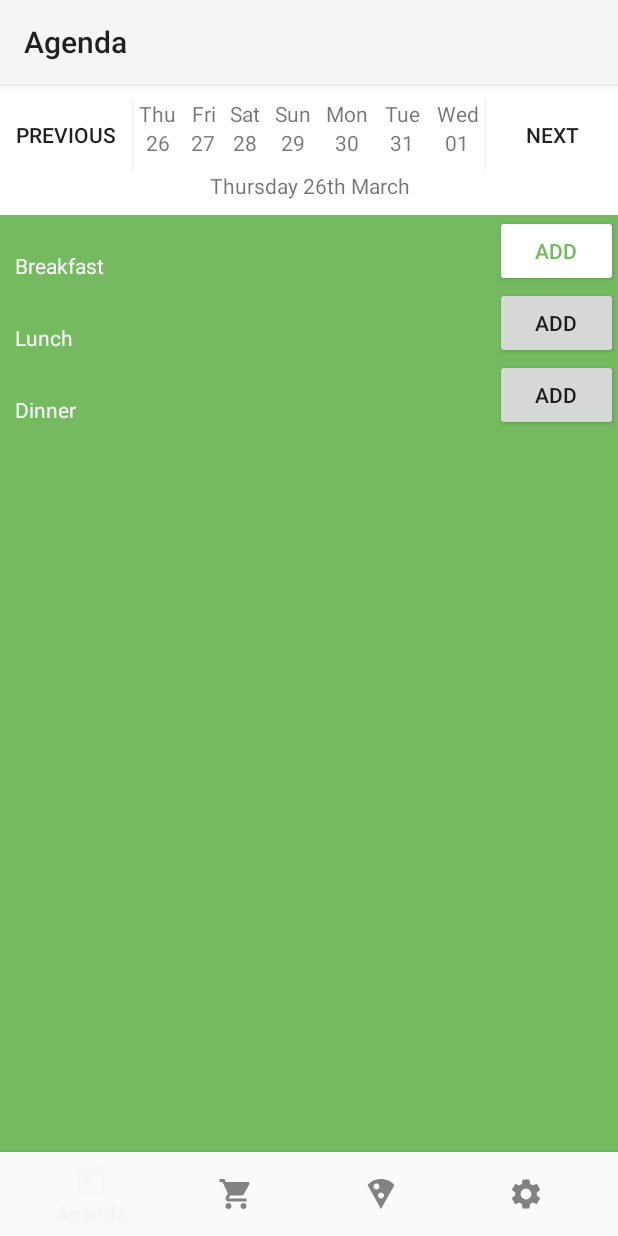
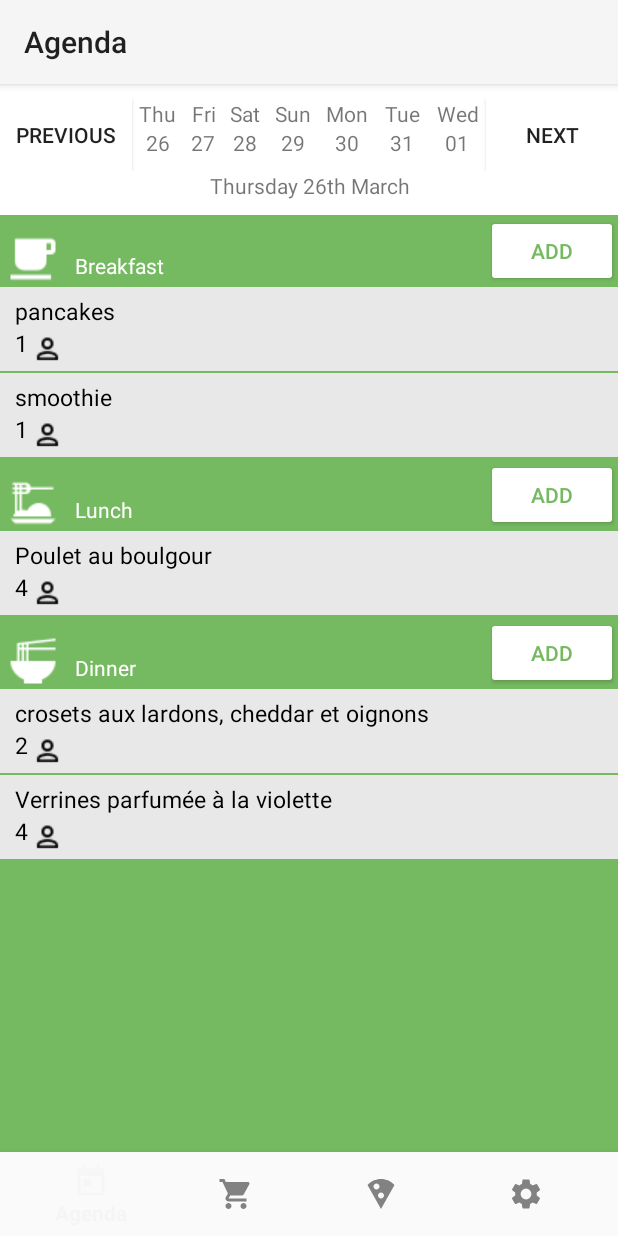
Before and after one commit to wil2106/planeat-android-app, an Android app: the AgendaFragment screen opened directly, with no data from a screen before it, on a phone screen of 412 x 824 dp. Run offline under Robolectric (Android 15) with nearby library versions, the phone set to English and light mode, and no system bars; our stand-ins replace Volley, navigation-ui.

Commit message:
finished visuals for agenda with example, request is yet to do

```diff
--- a/app/src/main/java/com/planeat/front_end/mainactivity_fragments/agenda/AgendaFragment.java
+++ b/app/src/main/java/com/planeat/front_end/mainactivity_fragments/agenda/AgendaFragment.java
@@ -1,11 +1,15 @@
 package com.planeat.front_end.mainactivity_fragments.agenda;
 
+import android.app.Activity;
+import android.content.Context;
 import android.os.Bundle;
 import android.text.format.DateFormat;
 import android.util.Log;
+import android.util.Pair;
 import android.view.LayoutInflater;
 import android.view.View;
 import android.view.ViewGroup;
+import android.widget.Button;
 import android.widget.TextView;
 
 import androidx.annotation.NonNull;
@@ -13,23 +17,38 @@ import androidx.annotation.Nullable;
 import androidx.fragment.app.Fragment;
 import androidx.lifecycle.Observer;
 import androidx.lifecycle.ViewModelProviders;
+import androidx.recyclerview.widget.LinearLayoutManager;
+import androidx.recyclerview.widget.RecyclerView;
 
 import com.planeat.front_end.R;
+import com.planeat.front_end.utils.AgendaRecyclerViewAdapter;
+import com.planeat.front_end.utils.NetworkSingleton;
 
 import java.text.DateFormatSymbols;
 import java.text.SimpleDateFormat;
+import java.util.ArrayList;
 import java.util.Calendar;
 import java.util.Date;
 
 public class AgendaFragment extends Fragment {
 
     private AgendaViewModel agendaViewModel;
+    Activity activity;
+
+    @Override
+    public void onAttach(Context context) {
+        super.onAttach(context);
+
+        if (context instanceof Activity){
+            activity =(Activity) context; // here, we get the instance of the current activity to use its functions
+        }
+    }
 
     public View onCreateView(@NonNull LayoutInflater inflater,
                              ViewGroup container, Bundle savedInstanceState) {
         agendaViewModel =
                 ViewModelProviders.of(this).get(AgendaViewModel.class);
-        View root = inflater.inflate(R.layout.fragment_agenda, container, false);
+        final View root = inflater.inflate(R.layout.fragment_agenda, container, false);
         /*
         final TextView textView = root.findViewById(R.id.text_agenda);
         agendaViewModel.getText().observe(getViewLifecycleOwner(), new Observer<String>() {
@@ -40,6 +59,48 @@ public class AgendaFragment extends Fragment {
         });
         */
         fillDates(root);
+        Button btnPrevious = root.findViewById(R.id.buttonAgendaPrevious);
+        Button btnNext = root.findViewById(R.id.buttonAgendaNext);
+        btnPrevious.setOnClickListener(new View.OnClickListener() {
+            @Override
+            public void onClick(View v) {
+                NetworkSingleton.getInstance(activity).offsetAgendaDatesRange(-7);
+                fillDates(root);
+            }
+        });
+        btnNext.setOnClickListener(new View.OnClickListener() {
+            @Override
+            public void onClick(View v) {
+                NetworkSingleton.getInstance(activity).offsetAgendaDatesRange(7);
+                fillDates(root);
+            }
+        });
+        ArrayList<Pair<String, Integer>> breakfastInfos = new ArrayList<>(); // we fill the arraylist that will be used by the recyclerview containing the info
+        ArrayList<Pair<String, Integer>> lunchInfos = new ArrayList<>();
+        ArrayList<Pair<String, Integer>> dinnerInfos = new ArrayList<>();
+        //HERE THE REQUEST AND PROPER FILLING
+        Pair<String, Integer> breakfastInfo = new Pair<>("pancakes", 1);
+        breakfastInfos.add(breakfastInfo);
+        Pair<String, Integer> breakfastInfo2 = new Pair<>("smoothie", 1);
+        breakfastInfos.add(breakfastInfo2);
+        Pair<String, Integer> lunchInfo = new Pair<>("Poulet au boulgour", 4);
+        lunchInfos.add(lunchInfo);
+        Pair<String, Integer> dinnerInfo = new Pair<>("crosets aux lardons, cheddar et oignons", 2);
+        dinnerInfos.add(dinnerInfo);
+        Pair<String, Integer> dinnerInfo2 = new Pair<>("Verrines parfumée à la violette", 4);
+        dinnerInfos.add(dinnerInfo2);
+        RecyclerView breakfastRecyclerView = (RecyclerView) root.findViewById(R.id.breakfastRecyclerView);
+        RecyclerView lunchRecyclerView = (RecyclerView) root.findViewById(R.id.lunchRecyclerView);
+        RecyclerView dinnerRecyclerView = (RecyclerView) root.findViewById(R.id.dinnerRecyclerView);
+        breakfastRecyclerView.setLayoutManager(new LinearLayoutManager(activity));
+        AgendaRecyclerViewAdapter adapter = new AgendaRecyclerViewAdapter(activity, breakfastInfos);
+        breakfastRecyclerView.setAdapter(adapter);
+        lunchRecyclerView.setLayoutManager(new LinearLayoutManager(activity));
+        adapter = new AgendaRecyclerViewAdapter(activity, lunchInfos);
+        lunchRecyclerView.setAdapter(adapter);
+        dinnerRecyclerView.setLayoutManager(new LinearLayoutManager(activity));
+        adapter = new AgendaRecyclerViewAdapter(activity, dinnerInfos);
+        dinnerRecyclerView.setAdapter(adapter);
         return root;
     }
 
@@ -60,6 +121,7 @@ public class AgendaFragment extends Fragment {
         TextView dayNumTV7 = root.findViewById(R.id.dayNumTextView7);
         SimpleDateFormat sdf = new SimpleDateFormat("E");
         Calendar calendar = Calendar.getInstance();
+        calendar.add(Calendar.DAY_OF_YEAR, NetworkSingleton.getInstance(activity).getAgendaDatesRange());
         Date d = calendar.getTime();
         dayTV1.setText(sdf.format(d));
         SimpleDateFormat sdfNum = new SimpleDateFormat("dd");
--- /dev/null
+++ b/app/src/main/java/com/planeat/front_end/utils/AgendaRecyclerViewAdapter.java
@@ -0,0 +1,61 @@
+package com.planeat.front_end.utils;
+
+import android.content.Context;
+import android.util.Pair;
+import android.view.LayoutInflater;
+import android.view.View;
+import android.view.ViewGroup;
+import android.widget.TextView;
+
+import androidx.recyclerview.widget.RecyclerView;
+
+import com.planeat.front_end.R;
+
+import java.util.List;
+
+public class AgendaRecyclerViewAdapter extends RecyclerView.Adapter<AgendaRecyclerViewAdapter.ViewHolder> {
+
+    private List<Pair<String, Integer>> mData;
+    private LayoutInflater mInflater;
+
+    // data is passed into the constructor
+    public AgendaRecyclerViewAdapter(Context context, List<Pair<String, Integer>> data) {
+        this.mInflater = LayoutInflater.from(context);
+        this.mData = data;
+    }
+
+    // inflates the row layout from xml when needed
+    @Override
+    public ViewHolder onCreateViewHolder(ViewGroup parent, int viewType) {
+        View view = mInflater.inflate(R.layout.agenda_recyclerview_row, parent, false);
+        return new ViewHolder(view);
+    }
+
+    // binds the data to the TextView in each row
+    @Override
+    public void onBindViewHolder(ViewHolder holder, int position) {
+        Pair<String, Integer> agendaInfo = mData.get(position);
+        holder.nameTV.setText(agendaInfo.first);
+        holder.numberTV.setText("" + agendaInfo.second);
+    }
+
+    // total number of rows
+    @Override
+    public int getItemCount() {
+        return mData.size();
+    }
+
+
+    // stores and recycles views as they are scrolled off screen
+    public class ViewHolder extends RecyclerView.ViewHolder {
+        TextView nameTV;
+        TextView numberTV;
+
+        ViewHolder(View itemView) {
+            super(itemView);
+            nameTV = itemView.findViewById(R.id.agendaRecipeNameTextView);
+            numberTV = itemView.findViewById(R.id.agendaRecipeNumberTextView);
+        }
+    }
+
+}
--- a/app/src/main/java/com/planeat/front_end/utils/NetworkSingleton.java
+++ b/app/src/main/java/com/planeat/front_end/utils/NetworkSingleton.java
@@ -10,6 +10,7 @@ public class NetworkSingleton {
     private static NetworkSingleton instance;
     private RequestQueue requestQueue;
     private static Context ctx;
+    private static int agendaDatesRange = 0;
 
     private NetworkSingleton(Context context) {
         ctx = context;
@@ -32,6 +33,14 @@ public class NetworkSingleton {
         return requestQueue;
     }
 
+    public void offsetAgendaDatesRange(int offset) {
+        agendaDatesRange += offset;
+    }
+
+    public int getAgendaDatesRange() {
+        return agendaDatesRange;
+    }
+
     public <T> void addToRequestQueue(Request<T> req) {
         getRequestQueue().add(req);
     }
--- /dev/null
+++ b/app/src/main/res/layout/agenda_recyclerview_row.xml
@@ -0,0 +1,44 @@
+<?xml version="1.0" encoding="utf-8"?>
+<RelativeLayout
+    xmlns:android="http://schemas.android.com/apk/res/android"
+    android:gravity="center"
+    android:layout_width="match_parent"
+    android:layout_height="wrap_content"
+    android:layout_marginBottom="1dp"
+    android:orientation="vertical"
+    android:paddingLeft="10dp"
+    android:paddingTop="5dp"
+    android:paddingBottom="5dp"
+    android:background="@color/very_light_grey" >
+
+    <TextView
+        android:id="@+id/agendaRecipeNameTextView"
+        android:layout_width="wrap_content"
+        android:layout_height="wrap_content"
+        android:textSize="15dp"
+        android:text="blablabla"
+        android:textColor="@color/black"/>
+
+    <RelativeLayout
+        android:layout_below="@id/agendaRecipeNameTextView"
+        android:layout_width="match_parent"
+        android:layout_height="wrap_content">
+        <TextView
+            android:id="@+id/agendaRecipeNumberTextView"
+            android:layout_width="wrap_content"
+            android:layout_height="wrap_content"
+            android:textSize="15dp"
+            android:text="10"
+            android:textColor="@color/black"/>
+
+        <ImageView
+            android:layout_toRightOf="@id/agendaRecipeNumberTextView"
+            android:paddingTop="6dp"
+            android:paddingLeft="4dp"
+            android:id="@+id/imageViewAgendaNBPpl"
+            android:layout_width="wrap_content"
+            android:layout_height="wrap_content"
+            android:src="@drawable/baseline_person_outline_black_18dp"/>
+    </RelativeLayout>
+
+</RelativeLayout>
--- a/app/src/main/res/layout/fragment_agenda.xml
+++ b/app/src/main/res/layout/fragment_agenda.xml
@@ -182,6 +182,12 @@
             android:layout_width="match_parent"
             android:layout_height="wrap_content"
             android:orientation="horizontal">
+            <ImageView
+                android:paddingTop="11dp"
+                android:paddingLeft="4dp"
+                android:layout_width="wrap_content"
+                android:layout_height="wrap_content"
+                android:src="@drawable/coffee"/>
             <TextView
                 android:layout_width="match_parent"
                 android:layout_height="wrap_content"
@@ -192,23 +198,28 @@
 
             <Button
                 android:id="@+id/button"
-                android:layout_width="match_parent"
+                android:layout_width="wrap_content"
                 android:layout_height="wrap_content"
-                android:layout_weight="4"
                 android:textColor="@color/planeat_green"
                 android:backgroundTint="@color/white"
                 android:text="Add" />
         </LinearLayout>
 
-        <ListView
-            android:id="@+id/list_breakfast"
+        <androidx.recyclerview.widget.RecyclerView
+            android:id="@+id/breakfastRecyclerView"
             android:layout_width="wrap_content"
-            android:layout_height="wrap_content"/>
+            android:layout_height="wrap_content" />
 
         <LinearLayout
             android:layout_width="match_parent"
             android:layout_height="wrap_content"
             android:orientation="horizontal">
+            <ImageView
+                android:paddingTop="11dp"
+                android:paddingLeft="4dp"
+                android:layout_width="wrap_content"
+                android:layout_height="wrap_content"
+                android:src="@drawable/pasta"/>
             <TextView
                 android:layout_width="match_parent"
                 android:layout_height="wrap_content"
@@ -218,21 +229,28 @@
                 android:layout_margin="10dp"/>
 
             <Button
-                android:layout_width="match_parent"
+                android:layout_width="wrap_content"
                 android:layout_height="wrap_content"
-                android:layout_weight="4"
+                android:textColor="@color/planeat_green"
+                android:backgroundTint="@color/white"
                 android:text="Add" />
         </LinearLayout>
 
-        <ListView
-            android:id="@+id/list_lunch"
+        <androidx.recyclerview.widget.RecyclerView
+            android:id="@+id/lunchRecyclerView"
             android:layout_width="wrap_content"
-            android:layout_height="wrap_content"/>
+            android:layout_height="wrap_content" />
 
         <LinearLayout
             android:layout_width="match_parent"
             android:layout_height="wrap_content"
             android:orientation="horizontal">
+            <ImageView
+                android:paddingTop="11dp"
+                android:paddingLeft="4dp"
+                android:layout_width="wrap_content"
+                android:layout_height="wrap_content"
+                android:src="@drawable/noodles"/>
             <TextView
                 android:layout_width="match_parent"
                 android:layout_height="wrap_content"
@@ -242,17 +260,17 @@
                 android:layout_margin="10dp"/>
 
             <Button
-                android:layout_width="match_parent"
+                android:layout_width="wrap_content"
                 android:layout_height="wrap_content"
-                android:layout_weight="4"
-                android:color="@color/white"
+                android:textColor="@color/planeat_green"
+                android:backgroundTint="@color/white"
                 android:text="Add" />
         </LinearLayout>
 
-        <ListView
-            android:id="@+id/list_dinner"
+        <androidx.recyclerview.widget.RecyclerView
+            android:id="@+id/dinnerRecyclerView"
             android:layout_width="wrap_content"
-            android:layout_height="wrap_content"/>
+            android:layout_height="wrap_content" />
     </LinearLayout>
 
 </RelativeLayout>
```
Also changed, not shown: app/src/main/res/drawable/baseline_person_outline_black_18dp.png (added), app/src/main/res/drawable/coffee.png (added), app/src/main/res/drawable/noodles.png (added), app/src/main/res/drawable/pasta.png (added).
